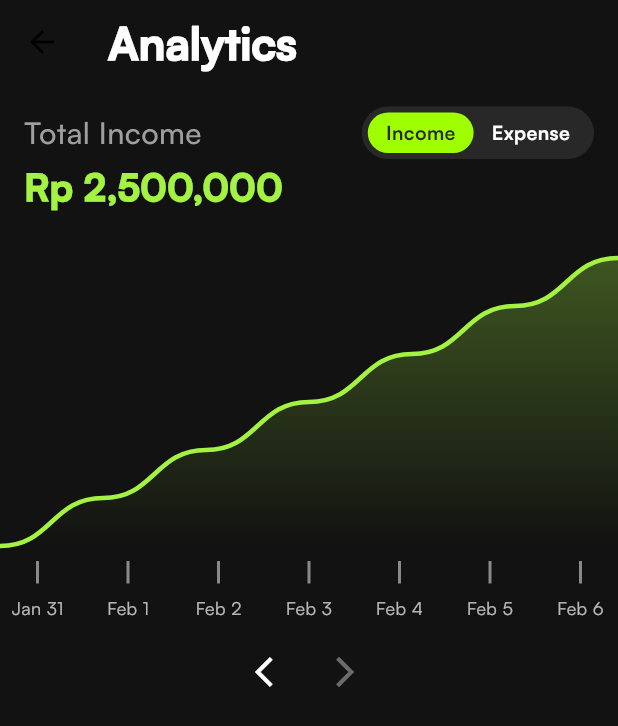
After one commit to devdezzies/WorthEveryPenny, a Flutter app: the AnalyticsScreen screen opened by its route, after a tap on "Income", on a phone screen of 412 x 824 dp. The commit adds this screen. Shown: the top 726 px of the screen. Run offline on Flutter 3.47's test engine with Material 3 defaults, Android fonts, the phone set to English and light mode, and no system bars; our stand-ins replace cached_network_image, custom_refresh_indicator, flutter_svg, flutter_swiper_view, image_picker, lottie and 4 more; missing offline and left inert: cloudinary_public, flutter_web_frame, u_credit_card; accounts and stored records are empty; network calls fail; project files that could hold a hidden picture were left out.

Commit message:
feat: custom chart

```diff
--- a/lib/common/widgets/bottom_bar.dart
+++ b/lib/common/widgets/bottom_bar.dart
@@ -3,6 +3,7 @@ import 'package:provider/provider.dart';
 import 'package:swappp/constants/global_variables.dart';
 import 'package:swappp/constants/route_animations.dart';
 import 'package:swappp/constants/utils.dart';
+import 'package:swappp/features/analytics/screens/analytics_screen.dart';
 import 'package:swappp/features/settings/screens/settings_screen.dart';
 import 'package:swappp/features/home/screens/home_screen.dart';
 import 'package:flutter_svg/flutter_svg.dart';
@@ -44,9 +45,7 @@ class _BottomBarState extends State<BottomBar> {
       const Center(
         child: Text("page 2"),
       ),
-      const Center(
-        child: GradientIntensityMeter(value: 50),
-      ),
+      AnalyticsScreen(),
       _buildSettingsScreen(context)
     ];
   }
--- /dev/null
+++ b/lib/common/widgets/custom_switch.dart
@@ -0,0 +1,70 @@
+import 'package:flutter/material.dart';
+import 'package:swappp/constants/global_variables.dart';
+
+class CustomToggleSwitch extends StatefulWidget {
+  const CustomToggleSwitch({Key? key}) : super(key: key);
+
+  @override
+  CustomToggleSwitchState createState() => CustomToggleSwitchState();
+}
+
+class CustomToggleSwitchState extends State<CustomToggleSwitch> {
+  bool isIncome = true;
+
+  @override
+  Widget build(BuildContext context) {
+    return Container(
+      decoration: BoxDecoration(
+        color: GlobalVariables.darkerGreyBackgroundColor,
+        borderRadius: BorderRadius.circular(25),
+      ),
+      child: Padding(
+        padding: const EdgeInsets.all(4.0),
+        child: Row(
+          mainAxisSize: MainAxisSize.min,
+          children: [
+            _buildToggleButton(
+              text: 'Income',
+              isSelected: isIncome,
+              onTap: () => setState(() => isIncome = true),
+            ),
+            _buildToggleButton(
+              text: 'Expense',
+              isSelected: !isIncome,
+              onTap: () => setState(() => isIncome = false),
+            ),
+          ],
+        ),
+      ),
+    );
+  }
+
+  Widget _buildToggleButton({
+    required String text,
+    required bool isSelected,
+    required VoidCallback onTap,
+  }) {
+    return GestureDetector(
+      onTap: onTap,
+      child: AnimatedContainer(
+        duration: const Duration(milliseconds: 300),
+        padding: const EdgeInsets.symmetric(
+          horizontal: 12,
+          vertical: 4,
+        ),
+        decoration: BoxDecoration(
+          color: isSelected ? const Color(0xFF9FFF00) : Colors.transparent,
+          borderRadius: BorderRadius.circular(15),
+        ),
+        child: Text(
+          text,
+          style: TextStyle(
+            color: isSelected ? GlobalVariables.darkerGreyBackgroundColor : Colors.white,
+            fontSize: 13,
+            fontWeight: FontWeight.w700,
+          ),
+        ),
+      ),
+    );
+  }
+}
--- /dev/null
+++ b/lib/features/analytics/screens/analytics_screen.dart
@@ -0,0 +1,99 @@
+import 'dart:math';
+
+import 'package:flutter/cupertino.dart';
+import 'package:flutter/material.dart';
+import 'package:swappp/common/widgets/custom_switch.dart';
+import 'package:swappp/constants/global_variables.dart';
+import 'package:swappp/features/analytics/widgets/chart_plot.dart';
+
+class AnalyticsScreen extends StatelessWidget {
+  static const String routeName = '/analytics';
+  AnalyticsScreen({super.key});
+
+  // Sample data for weekly chart
+  final List<ChartPoint> weeklyData = List.generate(
+    7,
+    (index) => ChartPoint(
+      DateTime.now().subtract(Duration(days: 6 - index)),
+      20 + Random().nextDouble() * 30,
+    ),
+  );
+
+  // Sample data for monthly chart
+  final List<ChartPoint> monthlyData = List.generate(
+    30,
+    (index) => ChartPoint(
+      DateTime.now().subtract(Duration(days: 29 - index)),
+      20 + index * 0.5 + Random().nextDouble() * 5,
+    ),
+  );
+
+  @override
+  Widget build(BuildContext context) {
+    return Scaffold(
+        appBar: AppBar(
+          backgroundColor: GlobalVariables.backgroundColor,
+          title: const Text('Analytics',
+              style: TextStyle(fontWeight: FontWeight.w900, fontSize: 30)),
+        ),
+        body: SingleChildScrollView(
+          physics: const BouncingScrollPhysics(),
+          child: Padding(
+            padding: const EdgeInsets.symmetric(vertical: 5.0),
+            child: Column(
+              children: [
+                const SizedBox(height: 10),
+                Row(
+                  mainAxisAlignment: MainAxisAlignment.spaceBetween,
+                  children: [
+                    Wrap(
+                      children: [
+                        const SizedBox(width: 16),
+                        Text(
+                          'Total Income',
+                          style: TextStyle(
+                              fontWeight: FontWeight.w500,
+                              fontSize: 20,
+                              color: Colors.grey[500]),
+                        ),
+                      ],
+                    ),
+                    // add a picker for daily, weekly, monthly, yearly
+                    const Wrap(
+                      children: [
+                        CustomToggleSwitch(),
+                        SizedBox(width: 16),
+                      ],
+                    ),
+                  ],
+                ),
+                Container(
+                  padding: const EdgeInsets.symmetric(horizontal: 16),
+                  width: double.infinity,
+                  child: Text(
+                    'Rp 2,500,000',
+                    textAlign: TextAlign.start,
+                    style: const TextStyle(
+                      fontWeight: FontWeight.w900,
+                      fontSize: 25,
+                      color: GlobalVariables.secondaryColor,
+                    ),
+                  ),
+                ),
+                const SizedBox(height: 30),
+                Container(
+                  width: double.infinity,
+                  height: 300,
+                  child: ChartPlot(
+                    dataPoints: monthlyData,
+                    chartColor: ChartColor.green,
+                    valuePrefix: 'Rp',
+                    height: 300,
+                  ),
+                ),
+              ],
+            ),
+          ),
+        ));
+  }
+}
--- /dev/null
+++ b/lib/features/analytics/widgets/chart_plot.dart
@@ -0,0 +1,341 @@
+import 'dart:math';
+import 'package:flutter/material.dart';
+import 'package:intl/intl.dart';
+import 'package:swappp/constants/global_variables.dart';
+
+class ChartPoint {
+  final DateTime date;
+  final double value;
+
+  ChartPoint(this.date, this.value);
+}
+
+enum ChartColor { red, green }
+
+class ChartPlot extends StatefulWidget {
+  final List<ChartPoint> dataPoints;
+  final ChartColor chartColor;
+  final String valuePrefix;
+  final double height;
+
+  ChartPlot({
+    required this.dataPoints,
+    this.chartColor = ChartColor.red,
+    this.valuePrefix = '',
+    this.height = 300,
+  });
+
+  @override
+  ChartPlotState createState() => ChartPlotState();
+}
+
+class ChartPlotState extends State<ChartPlot> {
+  late int _currentStartIndex;
+  ChartPoint? selectedPoint;
+  Offset? tooltipPosition;
+
+  @override
+  void initState() {
+    super.initState();
+    _currentStartIndex = max(0, widget.dataPoints.length - 7);
+  }
+
+  Color get chartColor {
+    return widget.chartColor == ChartColor.red
+        ? const Color(0xFFE53935)
+        : GlobalVariables.secondaryColor;
+  }
+
+  List<ChartPoint> get visiblePoints {
+    int endIndex = min(_currentStartIndex + 7, widget.dataPoints.length);
+    return widget.dataPoints.sublist(_currentStartIndex, endIndex);
+  }
+
+  bool get canGoBack => _currentStartIndex > 0;
+  bool get canGoForward => _currentStartIndex + 7 < widget.dataPoints.length;
+
+  void _goBack() {
+    if (canGoBack) {
+      setState(() {
+        _currentStartIndex = max(0, _currentStartIndex - 7);
+      });
+    }
+  }
+
+  void _goForward() {
+    if (canGoForward) {
+      setState(() {
+        _currentStartIndex = min(widget.dataPoints.length - 7, _currentStartIndex + 7);
+      });
+    }
+  }
+
+  @override
+  Widget build(BuildContext context) {
+    return Container(
+      height: widget.height,
+      child: Column(
+        children: [
+          Expanded(
+            child: Stack(
+              children: [
+                GestureDetector(
+                  onPanDown: (details) => _updateTooltip(details.localPosition),
+                  onPanUpdate: (details) => _updateTooltip(details.localPosition),
+                  onPanEnd: (_) => _hideTooltip(),
+                  child: CustomPaint(
+                    size: Size.infinite,
+                    painter: LineChartPainter(
+                      dataPoints: visiblePoints,
+                      color: chartColor,
+                      selectedPoint: selectedPoint,
+                    ),
+                  ),
+                ),
+                if (selectedPoint != null && tooltipPosition != null)
+                  Positioned(
+                    left: tooltipPosition!.dx - 50,
+                    top: tooltipPosition!.dy - 45,
+                    child: _buildTooltip(),
+                  ),
+              ],
+            ),
+          ),
+          const SizedBox(height: 10),
+          _buildDateLabels(),
+          const SizedBox(height: 10),
+          _buildNavigationButtons(),
+        ],
+      ),
+    );
+  }
+
+  Widget _buildDateLabels() {
+    return Row(
+      mainAxisAlignment: MainAxisAlignment.spaceBetween,
+      children: visiblePoints.map((point) {
+        return Container(
+          width: 50,
+          child: Column(
+            children: [
+              Container(
+                width: 2,
+                height: 15,
+                color: Colors.white.withOpacity(0.5),
+              ),
+              const SizedBox(height: 8),
+              Text(
+                DateFormat('MMM d').format(point.date),
+                style: TextStyle(
+                  color: Colors.white.withOpacity(0.7),
+                  fontSize: 12,
+                ),
+              ),
+            ],
+          ),
+        );
+      }).toList(),
+    );
+  }
+
+  Widget _buildNavigationButtons() {
+    return Row(
+      mainAxisAlignment: MainAxisAlignment.center,
+      children: [
+        IconButton(
+          icon: const Icon(Icons.arrow_back_ios),
+          onPressed: canGoBack ? _goBack : null,
+          color: canGoBack ? Colors.white : Colors.white.withOpacity(0.3),
+        ),
+        IconButton(
+          icon: const Icon(Icons.arrow_forward_ios),
+          onPressed: canGoForward ? _goForward : null,
+          color: canGoForward ? Colors.white : Colors.white.withOpacity(0.3),
+        ),
+      ],
+    );
+  }
+
+  Widget _buildTooltip() {
+    return Container(
+      padding: const EdgeInsets.symmetric(horizontal: 12, vertical: 8),
+      decoration: BoxDecoration(
+        color: Colors.white,
+        borderRadius: BorderRadius.circular(6),
+        boxShadow: const [
+          BoxShadow(
+            color: Colors.black26,
+            blurRadius: 8,
+            offset: Offset(0, 2),
+          ),
+        ],
+      ),
+      child: Column(
+        crossAxisAlignment: CrossAxisAlignment.center,
+        mainAxisSize: MainAxisSize.min,
+        children: [
+          Text(
+            '${widget.valuePrefix}${selectedPoint!.value.toStringAsFixed(2)}',
+            style: const TextStyle(
+              color: Colors.black87,
+              fontWeight: FontWeight.bold,
+              fontSize: 14,
+            ),
+          ),
+          Text(
+            DateFormat('MMM d, yyyy').format(selectedPoint!.date),
+            style: const TextStyle(
+              color: Colors.black54,
+              fontSize: 12,
+            ),
+          ),
+        ],
+      ),
+    );
+  }
+
+  void _updateTooltip(Offset position) {
+    final RenderBox renderBox = context.findRenderObject() as RenderBox;
+    final size = renderBox.size;
+
+    int index = ((position.dx / size.width) * visiblePoints.length).floor();
+    index = index.clamp(0, visiblePoints.length - 1);
+
+    setState(() {
+      selectedPoint = visiblePoints[index];
+      tooltipPosition = position;
+    });
+  }
+
+  void _hideTooltip() {
+    setState(() {
+      selectedPoint = null;
+      tooltipPosition = null;
+    });
+  }
+}
+
+class LineChartPainter extends CustomPainter {
+  final List<ChartPoint> dataPoints;
+  final Color color;
+  final ChartPoint? selectedPoint;
+
+  LineChartPainter({
+    required this.dataPoints,
+    required this.color,
+    this.selectedPoint,
+  });
+
+  @override
+  void paint(Canvas canvas, Size size) {
+    if (dataPoints.isEmpty) return;
+
+    final paint = Paint()
+      ..color = color
+      ..style = PaintingStyle.stroke
+      ..strokeWidth = 3
+      ..strokeCap = StrokeCap.round;
+
+    final fillPaint = Paint()
+      ..shader = LinearGradient(
+        begin: Alignment.topCenter,
+        end: Alignment.bottomCenter,
+        colors: [
+          color.withOpacity(0.3),
+          color.withOpacity(0.0),
+        ],
+      ).createShader(Rect.fromLTWH(0, 0, size.width, size.height));
+
+    final points = _getPoints(size);
+    final path = _createPath(points);
+    final fillPath = _createFillPath(path, size);
+
+    // Draw gradient fill
+    canvas.drawPath(fillPath, fillPaint);
+
+    // Draw line
+    canvas.drawPath(path, paint);
+
+    // Draw selected point
+    if (selectedPoint != null) {
+      final selectedIndex = dataPoints.indexOf(selectedPoint!);
+      if (selectedIndex != -1) {
+        final dotPaint = Paint()
+          ..color = Colors.white
+          ..style = PaintingStyle.fill;
+
+        final borderPaint = Paint()
+          ..color = color
+          ..style = PaintingStyle.stroke
+          ..strokeWidth = 3;
+
+        canvas.drawCircle(points[selectedIndex], 6, borderPaint);
+        canvas.drawCircle(points[selectedIndex], 4, dotPaint);
+      }
+    }
+  }
+
+  Path _createPath(List<Offset> points) {
+    final path = Path();
+    path.moveTo(points.first.dx, points.first.dy);
+
+    for (int i = 0; i < points.length - 1; i++) {
+      final current = points[i];
+      final next = points[i + 1];
+      final controlPoint1 = Offset(
+        current.dx + (next.dx - current.dx) / 2,
+        current.dy,
+      );
+      final controlPoint2 = Offset(
+        current.dx + (next.dx - current.dx) / 2,
+        next.dy,
+      );
+      path.cubicTo(
+        controlPoint1.dx,
+        controlPoint1.dy,
+        controlPoint2.dx,
+        controlPoint2.dy,
+        next.dx,
+        next.dy,
+      );
+    }
+    return path;
+  }
+
+  Path _createFillPath(Path linePath, Size size) {
+    final fillPath = Path.from(linePath)
+      ..lineTo(size.width, size.height)
+      ..lineTo(0, size.height)
+      ..close();
+    return fillPath;
+  }
+
+  List<Offset> _getPoints(Size size) {
+    if (dataPoints.isEmpty) return [];
+
+    final points = <Offset>[];
+    final width = size.width;
+    final height = size.height;
+
+    final values = dataPoints.map((point) => point.value).toList();
+    final minValue = values.reduce(min);
+    final maxValue = values.reduce(max);
+    final valueRange = maxValue - minValue;
+
+    for (int i = 0; i < dataPoints.length; i++) {
+      final x = (i / (dataPoints.length - 1)) * width;
+      final normalizedValue = (dataPoints[i].value - minValue) / valueRange;
+      final y = height - (normalizedValue * height);
+      points.add(Offset(x, y));
+    }
+
+    return points;
+  }
+
+  @override
+  bool shouldRepaint(LineChartPainter oldDelegate) {
+    return oldDelegate.dataPoints != dataPoints ||
+        oldDelegate.color != color ||
+        oldDelegate.selectedPoint != selectedPoint;
+  }
+}
--- a/lib/features/home/widgets/filled_transaction_list.dart
+++ b/lib/features/home/widgets/filled_transaction_list.dart
@@ -59,7 +59,7 @@ class FilledTransactionList extends StatelessWidget {
               transactionName: userProvider.transactions[index].name,
               transactionAmount: userProvider.transactions[index].amount,
               transactionDate: convertUtcToDateTime(userProvider.transactions[index].date),
-              isRecurring: userProvider.transactions[index].recurring,
+              recurring: userProvider.transactions[index].recurrenceInterval ?? 'never',
               transactionCategory:
                   userProvider.transactions[index].category ?? 'Utilities',
               transactionType: userProvider.transactions[index].type,
--- a/lib/features/home/widgets/transaction_bar.dart
+++ b/lib/features/home/widgets/transaction_bar.dart
@@ -5,9 +5,9 @@ import 'package:swappp/constants/utils.dart';
 class TransactionBar extends StatelessWidget {
   final String transactionName, transactionType, transactionCategory;
   final DateTime transactionDate;
-  final bool isRecurring;
+  final String recurring;
   final int transactionAmount;
-  const TransactionBar({super.key, required this.transactionName, required this.transactionType, required this.transactionDate, required this.transactionCategory, required this.transactionAmount, required this.isRecurring});
+  const TransactionBar({super.key, required this.transactionName, required this.transactionType, required this.transactionDate, required this.transactionCategory, required this.transactionAmount, required this.recurring});
 
   @override
   Widget build(BuildContext context) {
@@ -83,7 +83,7 @@ class TransactionBar extends StatelessWidget {
         ],
         ),
       ),
-      if (isRecurring)
+      if (recurring != 'never')
         Positioned(
         top: 0,
         right: 0,
@@ -93,9 +93,9 @@ class TransactionBar extends StatelessWidget {
           color: GlobalVariables.secondaryColor,
           borderRadius: BorderRadius.circular(10),
           ),
-          child: const Text(
-          'Recurring',
-          style: TextStyle(
+          child: Text(
+          recurring[0].toUpperCase() + recurring.substring(1),
+          style: const TextStyle(
             color: Colors.black,
             fontSize: 10,
             fontWeight: FontWeight.bold,
--- a/lib/features/transaction/screens/transaction_history.dart
+++ b/lib/features/transaction/screens/transaction_history.dart
@@ -57,7 +57,7 @@ class _TransactionHistoryState extends State<TransactionHistory> {
                 return TransactionBar(
                     transactionName: monthlyTransaction[index]["transactions"][i]["name"],
                     transactionAmount: monthlyTransaction[index]["transactions"][i]["amount"],
-                    isRecurring: monthlyTransaction[index]["transactions"][i]["recurring"],
+                    recurring: monthlyTransaction[index]["transactions"][i]["recurrenceInterval"] ?? 'never',
                     transactionDate: convertUtcToDateTime( DateTime.parse(monthlyTransaction[index]["transactions"][i]["date"])),
                     transactionCategory: monthlyTransaction[index]["transactions"][i]["category"],
                     transactionType: monthlyTransaction[index]["transactions"][i]["type"],
--- a/lib/features/transaction/services/transaction_service.dart
+++ b/lib/features/transaction/services/transaction_service.dart
@@ -2,7 +2,6 @@ import 'dart:convert';
 
 import 'package:flutter/material.dart';
 import 'package:http/http.dart' as http;
-import 'package:lottie/lottie.dart';
 import 'package:provider/provider.dart';
 import 'package:shared_preferences/shared_preferences.dart';
 import 'package:swappp/constants/error_handling.dart';
--- a/lib/router.dart
+++ b/lib/router.dart
@@ -1,5 +1,6 @@
 import 'package:flutter/material.dart';
 import 'package:swappp/common/widgets/bottom_bar.dart';
+import 'package:swappp/features/analytics/screens/analytics_screen.dart';
 import 'package:swappp/features/bank/screens/bank_manager_screen.dart';
 import 'package:swappp/features/home/screens/home_screen.dart';
 import 'package:swappp/features/auth/screens/auth_screen.dart';
@@ -26,6 +27,9 @@ Route<dynamic> generateRoute(RouteSettings routeSettings) {
     case BankManagerScreen.routeName:
       return MaterialPageRoute(settings: routeSettings, builder: (_) => const BankManagerScreen());
 
+    case AnalyticsScreen.routeName:
+      return MaterialPageRoute(settings: routeSettings, builder: (_) => AnalyticsScreen());
+
     default:
       return MaterialPageRoute(
         builder: (_) => const Scaffold(
```
